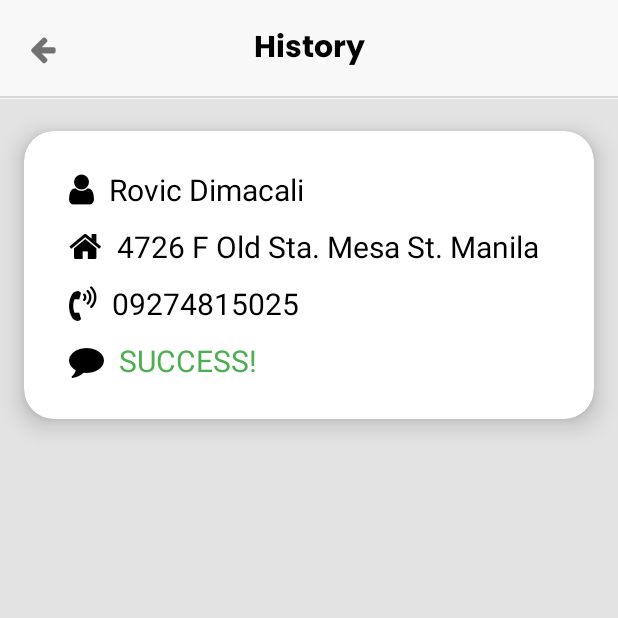
After one commit to rovicdimacali/RGS_ChequePickUp, an Android app: the HistoryActivity screen opened directly, with no data from a screen before it, on a phone screen of 412 x 824 dp, the top half of it. The commit adds this screen. Run offline under Robolectric (Android 15) with nearby library versions, the phone set to English and light mode, and no system bars.

Commit message:
HistoryActivity activity_history.xml

```diff
--- /dev/null
+++ b/app/src/main/java/com/example/rgs_chequepickup/HistoryActivity.java
@@ -0,0 +1,49 @@
+package com.example.rgs_chequepickup;
+
+import androidx.appcompat.app.AppCompatActivity;
+
+import android.content.Intent;
+import android.graphics.Typeface;
+import android.os.Bundle;
+import android.view.View;
+import android.widget.TextView;
+
+import org.w3c.dom.Text;
+
+public class HistoryActivity extends AppCompatActivity {
+
+    TextView icon_name, icon_location, icon_number, icon_remarks, back_button;
+    @Override
+    protected void onCreate(Bundle savedInstanceState) {
+        super.onCreate(savedInstanceState);
+        setContentView(R.layout.activity_history);
+
+        icon_name = (TextView) findViewById(R.id.icon_name);
+        icon_location = (TextView) findViewById(R.id.icon_location);
+        icon_number = (TextView) findViewById(R.id.icon_number);
+        icon_remarks= (TextView) findViewById(R.id.icon_remarks);
+        back_button = (TextView) findViewById(R.id.back_button);
+
+        Typeface font = Typeface.createFromAsset(getAssets(), "fonts/fontawesome-webfont.ttf");
+
+        icon_name.setTypeface(font);
+        icon_location.setTypeface(font);
+        icon_number.setTypeface(font);
+        icon_remarks.setTypeface(font);
+        back_button.setTypeface(font);
+
+        back_button.setText("\uf060");
+        icon_name.setText("\uf007");
+        icon_location.setText("\uf015");
+        icon_number.setText("\uf2a0");
+        icon_remarks.setText("\uf075");
+
+        back_button.setOnClickListener(new View.OnClickListener() {
+            @Override
+            public void onClick(View v) {
+                Intent intent = new Intent(HistoryActivity.this, MainActivity.class);
+                startActivity(intent);
+            }
+        });
+    }
+}
--- a/app/src/main/java/com/example/rgs_chequepickup/HomeFragment.java
+++ b/app/src/main/java/com/example/rgs_chequepickup/HomeFragment.java
@@ -1,7 +1,9 @@
 package com.example.rgs_chequepickup;
 
+import android.content.Intent;
 import android.os.Bundle;
 
+import androidx.cardview.widget.CardView;
 import androidx.fragment.app.Fragment;
 
 import android.view.LayoutInflater;
@@ -59,6 +61,16 @@ public class HomeFragment extends Fragment {
     public View onCreateView(LayoutInflater inflater, ViewGroup container,
                              Bundle savedInstanceState) {
         // Inflate the layout for this fragment
-        return inflater.inflate(R.layout.fragment_home, container, false);
+        View view = inflater.inflate(R.layout.fragment_home, container, false);
+        CardView customer_btn = (CardView) view.findViewById(R.id.customer_btn);
+
+        customer_btn.setOnClickListener(new View.OnClickListener() {
+            @Override
+            public void onClick(View v) {
+                Intent intent = new Intent(getActivity(), ChequePickUp.class);
+                startActivity(intent);
+            }
+        });
+        return view;
     }
 }
--- a/app/src/main/java/com/example/rgs_chequepickup/ProfileFragment.java
+++ b/app/src/main/java/com/example/rgs_chequepickup/ProfileFragment.java
@@ -67,8 +67,16 @@ public class ProfileFragment extends Fragment {
         // Inflate the layout for this fragment
         View view = inflater.inflate(R.layout.fragment_profile, container, false);
         RelativeLayout changepass_btn = (RelativeLayout) view.findViewById(R.id.changepass_btn);
+        RelativeLayout history_btn = (RelativeLayout) view.findViewById(R.id.history_btn);
         TextView logout_btn = (TextView) view.findViewById(R.id.logout_btn);
 
+        logout_btn.setOnClickListener(new View.OnClickListener() {
+            @Override
+            public void onClick(View v) {
+                Intent intent = new Intent(getActivity(), StartActivity.class);
+                startActivity(intent);
+            }
+        });
         changepass_btn.setOnClickListener(new View.OnClickListener() {
             @Override
             public void onClick(View v) {
@@ -77,13 +85,15 @@ public class ProfileFragment extends Fragment {
             }
         });
 
-        logout_btn.setOnClickListener(new View.OnClickListener() {
+       history_btn.setOnClickListener(new View.OnClickListener() {
             @Override
             public void onClick(View v) {
-                Intent intent = new Intent(getActivity(), StartActivity.class);
+                Intent intent = new Intent(getActivity(), HistoryActivity.class);
                 startActivity(intent);
             }
         });
+
+
         return view;
     }
 }
--- a/app/src/main/java/com/example/rgs_chequepickup/SplashActivity.java
+++ b/app/src/main/java/com/example/rgs_chequepickup/SplashActivity.java
@@ -16,7 +16,7 @@ public class SplashActivity extends AppCompatActivity {
         new Handler().postDelayed(new Runnable() {
             @Override
             public void run() {
-                Intent intent = new Intent(SplashActivity.this, StartActivity.class);
+                Intent intent = new Intent(SplashActivity.this, MainActivity.class);
                 startActivity(intent);
                 finish();
             }
--- /dev/null
+++ b/app/src/main/res/layout/activity_history.xml
@@ -0,0 +1,183 @@
+<?xml version="1.0" encoding="utf-8"?>
+<LinearLayout xmlns:android="http://schemas.android.com/apk/res/android"
+    xmlns:app="http://schemas.android.com/apk/res-auto"
+    xmlns:tools="http://schemas.android.com/tools"
+    android:layout_width="match_parent"
+    android:background="@color/rgs_bg"
+    android:layout_height="match_parent"
+    android:orientation="vertical"
+    tools:context=".HistoryActivity">
+
+    <RelativeLayout
+        android:layout_width="match_parent"
+        android:layout_height="wrap_content">
+
+        <TextView
+            android:layout_width="wrap_content"
+            android:layout_height="wrap_content"
+            android:text="Hello"
+            android:textSize="20dp"
+            android:layout_marginLeft="20dp"
+            android:layout_centerVertical="true"
+            android:id="@+id/back_button"
+            />
+
+        <TextView
+            android:layout_width="match_parent"
+            android:layout_height="wrap_content"
+            android:text="History"
+            android:textAlignment="center"
+            android:textSize="20dp"
+            android:id="@+id/header"
+            android:fontFamily="@font/poppins_bold"
+            android:textColor="@color/black"
+            android:background="@drawable/header"
+            android:paddingVertical="15dp"
+            />
+
+    </RelativeLayout>
+
+    <LinearLayout
+        android:layout_width="match_parent"
+        android:layout_height="match_parent"
+        android:background="#E3E3E3">
+
+        <androidx.cardview.widget.CardView
+            android:layout_width="match_parent"
+            android:layout_height="wrap_content"
+            android:layout_alignParentBottom="true"
+            app:cardBackgroundColor="@color/white"
+            app:cardCornerRadius="20dp"
+            app:cardElevation="10dp"
+            app:cardPreventCornerOverlap="true"
+            app:cardUseCompatPadding="true">
+
+            <LinearLayout
+                android:layout_width="match_parent"
+                android:layout_height="wrap_content"
+                android:paddingVertical="20dp"
+                android:orientation="vertical"
+                android:paddingHorizontal="30dp">
+
+                <RelativeLayout
+                    android:layout_width="wrap_content"
+                    android:layout_height="wrap_content"
+                    android:id="@+id/name_container"
+                    android:layout_below="@id/address_header"
+                    android:layout_marginVertical="5dp">
+
+                    <TextView
+                        android:layout_width="wrap_content"
+                        android:layout_height="wrap_content"
+                        android:id="@+id/icon_name"
+                        android:textSize="23dp"
+                        android:layout_marginRight="10dp"
+                        android:textColor="@color/black"
+                        android:layout_centerVertical="true"
+                        android:text="O"/>
+
+                    <TextView
+                        android:layout_width="wrap_content"
+                        android:layout_height="wrap_content"
+                        android:id="@+id/name"
+                        android:textSize="20dp"
+                        android:layout_toRightOf="@id/icon_name"
+                        android:textColor="@color/black"
+                        android:layout_centerVertical="true"
+                        android:text="Rovic Dimacali"/>
+
+                </RelativeLayout>
+
+                <RelativeLayout
+                    android:layout_width="wrap_content"
+                    android:layout_height="wrap_content"
+                    android:id="@+id/address_container"
+                    android:layout_below="@id/name_container"
+                    android:layout_marginVertical="5dp">
+
+                    <TextView
+                        android:layout_width="wrap_content"
+                        android:layout_height="wrap_content"
+                        android:id="@+id/icon_location"
+                        android:textColor="@color/black"
+                        android:textSize="23dp"
+                        android:layout_marginRight="10dp"
+                        android:layout_centerVertical="true"
+                        android:text="O"/>
+
+                    <TextView
+                        android:layout_width="wrap_content"
+                        android:layout_height="wrap_content"
+                        android:id="@+id/address"
+                        android:textSize="20dp"
+                        android:textColor="@color/black"
+                        android:layout_toRightOf="@id/icon_location"
+                        android:layout_centerVertical="true"
+                        android:text="4726 F Old Sta. Mesa St. Manila"/>
+
+                </RelativeLayout>
+
+                <RelativeLayout
+                    android:layout_width="wrap_content"
+                    android:layout_height="wrap_content"
+                    android:id="@+id/phone_container"
+                    android:layout_below="@id/address_container"
+                    android:layout_marginVertical="5dp">
+
+                    <TextView
+                        android:layout_width="wrap_content"
+                        android:layout_height="wrap_content"
+                        android:id="@+id/icon_number"
+                        android:textSize="23dp"
+                        android:layout_marginRight="10dp"
+                        android:layout_centerVertical="true"
+                        android:textColor="@color/black"
+                        android:text="O"/>
+
+                    <TextView
+                        android:layout_width="wrap_content"
+                        android:layout_height="wrap_content"
+                        android:id="@+id/number"
+                        android:textSize="20dp"
+                        android:layout_toRightOf="@id/icon_number"
+                        android:layout_centerVertical="true"
+                        android:textColor="@color/black"
+                        android:text="09274815025"/>
+
+                </RelativeLayout>
+
+                <RelativeLayout
+                    android:layout_width="wrap_content"
+                    android:layout_height="wrap_content"
+                    android:id="@+id/remarks_container"
+                    android:layout_below="@id/address_container"
+                    android:layout_marginVertical="5dp">
+
+                    <TextView
+                        android:layout_width="wrap_content"
+                        android:layout_height="wrap_content"
+                        android:id="@+id/icon_remarks"
+                        android:textSize="23dp"
+                        android:layout_marginRight="10dp"
+                        android:layout_centerVertical="true"
+                        android:textColor="@color/black"
+                        android:text="O"/>
+
+                    <TextView
+                        android:layout_width="wrap_content"
+                        android:layout_height="wrap_content"
+                        android:id="@+id/remarks"
+                        android:textSize="20dp"
+                        android:layout_toRightOf="@id/icon_remarks"
+                        android:layout_centerVertical="true"
+                        android:textColor="#4CAF50"
+                        android:text="SUCCESS!"/>
+
+                </RelativeLayout>
+
+            </LinearLayout>
+        </androidx.cardview.widget.CardView>
+
+    </LinearLayout>
+
+</LinearLayout>
--- a/app/src/main/res/layout/fragment_home.xml
+++ b/app/src/main/res/layout/fragment_home.xml
@@ -55,6 +55,7 @@
                 android:orientation="vertical">
 
                 <androidx.cardview.widget.CardView
+                    android:id="@+id/customer_btn"
                     android:layout_width="match_parent"
                     android:layout_height="170dp"
                     android:layout_marginTop="-20dp"
--- a/app/src/main/res/layout/fragment_profile.xml
+++ b/app/src/main/res/layout/fragment_profile.xml
@@ -82,40 +82,7 @@
         </RelativeLayout>
 
         <RelativeLayout
-            android:layout_width="match_parent"
-            android:layout_height="wrap_content"
-            android:layout_below="@id/profile_header"
-            android:orientation="horizontal"
             android:id="@+id/changepass_btn"
-            android:padding="20dp">
-
-            <ImageView
-                android:layout_width="25dp"
-                android:layout_height="25dp"
-                android:id="@+id/icon_password"
-                app:srcCompat="@drawable/locked"
-                android:layout_centerVertical="true"/>
-
-            <TextView
-                android:layout_width="wrap_content"
-                android:layout_height="wrap_content"
-                android:layout_toRightOf="@id/icon_password"
-                android:text="Change Password"
-                android:textSize="17dp"
-                android:layout_marginLeft="10dp"
-                android:textColor="@color/black"
-                android:layout_centerVertical="true"/>
-
-            <ImageView
-                android:layout_width="15dp"
-                android:layout_height="15dp"
-                android:layout_alignParentEnd="true"
-                app:srcCompat="@drawable/right_arrow"
-                android:layout_centerVertical="true"/>
-
-        </RelativeLayout>
-
-        <RelativeLayout
             android:layout_width="match_parent"
             android:layout_height="wrap_content"
             android:layout_below="@id/profile_header"
@@ -123,28 +90,62 @@
             android:padding="20dp">
 
             <ImageView
+                android:id="@+id/icon_password"
                 android:layout_width="25dp"
                 android:layout_height="25dp"
-                android:id="@+id/icon_history"
-                app:srcCompat="@drawable/history"
-                android:layout_centerVertical="true"/>
+                android:layout_centerVertical="true"
+                app:srcCompat="@drawable/locked" />
 
             <TextView
                 android:layout_width="wrap_content"
                 android:layout_height="wrap_content"
-                android:layout_toRightOf="@id/icon_history"
-                android:text="Pick Up History"
-                android:textSize="17dp"
+                android:layout_centerVertical="true"
                 android:layout_marginLeft="10dp"
+                android:layout_toRightOf="@id/icon_password"
+                android:text="Change Password"
                 android:textColor="@color/black"
-                android:layout_centerVertical="true"/>
+                android:textSize="17dp" />
 
             <ImageView
                 android:layout_width="15dp"
                 android:layout_height="15dp"
                 android:layout_alignParentEnd="true"
-                app:srcCompat="@drawable/right_arrow"
-                android:layout_centerVertical="true"/>
+                android:layout_centerVertical="true"
+                app:srcCompat="@drawable/right_arrow" />
+
+        </RelativeLayout>
+
+        <RelativeLayout
+            android:id="@+id/history_btn"
+            android:layout_width="match_parent"
+            android:layout_height="wrap_content"
+            android:layout_below="@id/profile_header"
+            android:orientation="horizontal"
+            android:padding="20dp">
+
+            <ImageView
+                android:id="@+id/icon_history"
+                android:layout_width="25dp"
+                android:layout_height="25dp"
+                android:layout_centerVertical="true"
+                app:srcCompat="@drawable/history" />
+
+            <TextView
+                android:layout_width="wrap_content"
+                android:layout_height="wrap_content"
+                android:layout_centerVertical="true"
+                android:layout_marginLeft="10dp"
+                android:layout_toRightOf="@id/icon_history"
+                android:text="Pick Up History"
+                android:textColor="@color/black"
+                android:textSize="17dp" />
+
+            <ImageView
+                android:layout_width="15dp"
+                android:layout_height="15dp"
+                android:layout_alignParentEnd="true"
+                android:layout_centerVertical="true"
+                app:srcCompat="@drawable/right_arrow" />
 
         </RelativeLayout>
 
```
Also changed, not shown: app/src/main/AndroidManifest.xml (+11 -4 lines).
